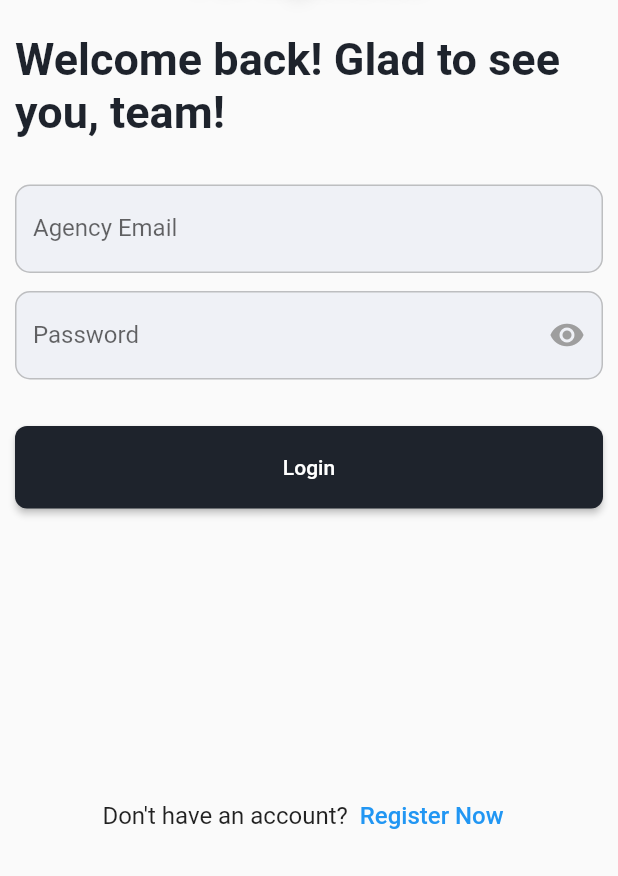
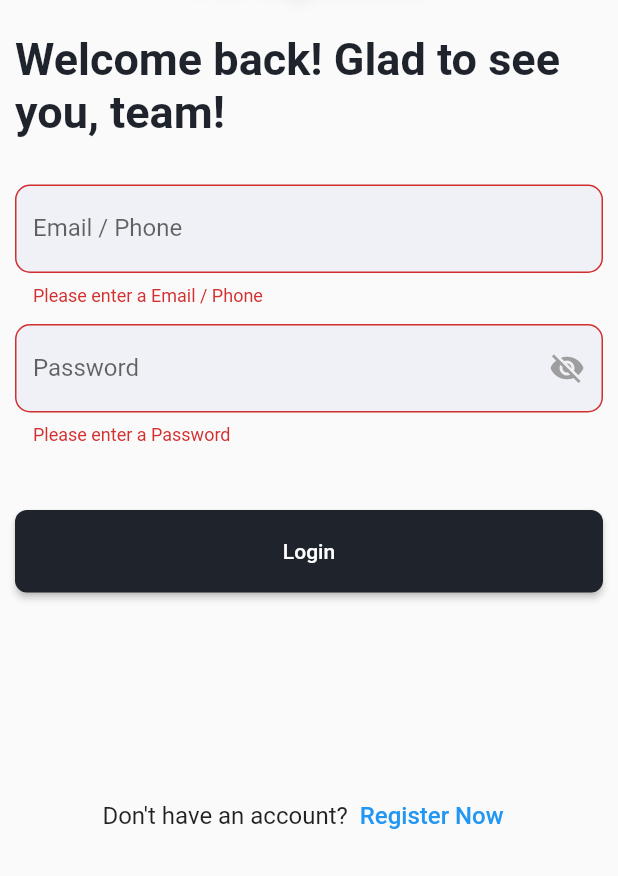
Before and after one commit to life-guardian/Angencies, a Flutter app: the LoginScreen screen opened directly, after a tap on "Login", on a phone screen of 412 x 824 dp, the part 360-1236 px from its top. Run offline on Flutter 3.47's test engine with Material 2 defaults, Android fonts, the phone set to English and light mode, and no system bars; our stand-ins replace google_fonts, shared_preferences; accounts and stored records are empty.

Commit message:
added login and register api successfully

```diff
--- a/lib/backend_url/config.dart
+++ b/lib/backend_url/config.dart
@@ -1,2 +1,3 @@
 var url = 'https://lifeguardian.cyclic.app';
 var registerurl = '$url/api/agency/register';
+var loginUrl = '$url/api/agency/login';
--- a/lib/main.dart
+++ b/lib/main.dart
@@ -1,4 +1,5 @@
 import 'package:agencies_app/screens/home_screen.dart';
+import 'package:agencies_app/screens/login_screen.dart';
 import 'package:agencies_app/screens/welcome_screen.dart';
 import 'package:flutter/material.dart';
 
@@ -14,7 +15,7 @@ class MyApp extends StatelessWidget {
     return const MaterialApp(
       debugShowCheckedModeBanner: false,
       title: 'Angencies',
-      home: HomeScreen(),
+      home: WelcomeScreen(),
     );
   }
 }
--- a/lib/screens/login_screen.dart
+++ b/lib/screens/login_screen.dart
@@ -1,8 +1,12 @@
-import 'dart:ffi';
+import 'dart:convert';
 
+import 'package:agencies_app/backend_url/config.dart';
+import 'package:agencies_app/screens/home_screen.dart';
 import 'package:agencies_app/screens/register_screen.dart';
 import 'package:agencies_app/widgets/textfield_widget.dart';
 import 'package:flutter/material.dart';
+import 'package:http/http.dart' as http;
+import 'package:shared_preferences/shared_preferences.dart';
 
 class LoginScreen extends StatefulWidget {
   const LoginScreen({super.key});
@@ -12,19 +16,21 @@ class LoginScreen extends StatefulWidget {
 }
 
 class _LoginScreenState extends State<LoginScreen> {
-  var _selectedObscure = true;
+  TextEditingController agencyLoginEmail = TextEditingController();
+  TextEditingController agencyPassword = TextEditingController();
+  final GlobalKey<FormState> _formKey = GlobalKey<FormState>();
 
-  void _obscurePassoword() {
-    setState(() {
-      _selectedObscure = _selectedObscure ? false : true;
-    });
+  late SharedPreferences prefs;
+
+  void _popScreen() {
+    Navigator.of(context).pop();
   }
 
-  @override
-  Widget build(BuildContext context) {
-    TextEditingController agencyLoginEmail = TextEditingController();
-    void _popScreen() {
-      Navigator.of(context).pop();
+  String? _validateTextField(value, String? label) {
+    if (value.isEmpty) {
+      return 'Please enter a $label';
+    }
+    return null;
   }
 
   void _goToRegisterPage() {
@@ -35,6 +41,44 @@ class _LoginScreenState extends State<LoginScreen> {
     );
   }
 
+  void _navigateToHomeScreen() {
+    Navigator.of(context).pushReplacement(
+      MaterialPageRoute(
+        builder: (ctx) => const HomeScreen(),
+      ),
+    );
+  }
+
+  void _submitButton() {
+    if (_formKey.currentState!.validate()) {
+      _loginUser();
+    }
+  }
+
+  void _loginUser() async {
+    var reqBody = {
+      "username": agencyLoginEmail.text,
+      "password": agencyPassword.text,
+    };
+
+    var response = await http.post(
+      Uri.parse(loginUrl),
+      headers: {"Content-Type": "application/json"},
+      body: jsonEncode(reqBody),
+    );
+    // print(response.statusCode);
+    // var jsonResponse = jsonDecode(response.body);
+
+    if (response.statusCode == 200) {
+      _navigateToHomeScreen();
+      print('login successful');
+    } else {
+      print('Something went wrong');
+    }
+  }
+
+  @override
+  Widget build(BuildContext context) {
     return Scaffold(
       resizeToAvoidBottomInset: false,
       appBar: AppBar(
@@ -103,6 +147,8 @@ class _LoginScreenState extends State<LoginScreen> {
                 height: 31,
               ),
               SingleChildScrollView(
+                child: Form(
+                  key: _formKey,
                   child: Column(
                     children: [
                       const Text(
@@ -117,45 +163,24 @@ class _LoginScreenState extends State<LoginScreen> {
                         height: 31,
                       ),
                       TextFieldWidget(
-                      labelText: 'Agency Email',
+                        labelText: 'Email / Phone',
                         controllerText: agencyLoginEmail,
-                      checkValidation: (value) => null,
+                        checkValidation: (value) =>
+                            _validateTextField(value, 'Email / Phone'),
                       ),
                       const SizedBox(
                         height: 12,
                       ),
-                    TextField(
-                      obscureText: _selectedObscure,
-                      decoration: InputDecoration(
-                        suffixIcon: IconButton(
-                          onPressed: _obscurePassoword,
-                          icon: _selectedObscure
-                              ? const Icon(
-                                  Icons.visibility,
-                                  color: Colors.grey,
-                                )
-                              : const Icon(
-                                  Icons.visibility_off,
-                                  color: Colors.grey,
+                      TextFieldWidget(
+                        labelText: 'Password',
+                        controllerText: agencyPassword,
+                        checkValidation: (value) =>
+                            _validateTextField(value, 'Password'),
+                        obsecureIcon: true,
+                        hideText: true,
                       ),
-                        ),
-                        filled: true,
-                        fillColor: const Color.fromARGB(162, 232, 236, 244),
-                        enabledBorder: const OutlineInputBorder(
-                          borderSide: BorderSide(
-                              color: Color.fromARGB(156, 158, 158, 158)),
-                          borderRadius: BorderRadius.all(
-                            Radius.circular(10),
-                          ),
-                        ),
-                        focusedBorder: const OutlineInputBorder(
-                          borderSide: BorderSide(color: Colors.grey),
-                          borderRadius: BorderRadius.all(
-                            Radius.circular(10),
-                          ),
-                        ),
-                        labelText: 'Password',
-                      ),
+                      const SizedBox(
+                        height: 12,
                       ),
                       const SizedBox(
                         height: 31,
@@ -164,7 +189,7 @@ class _LoginScreenState extends State<LoginScreen> {
                         width: double.infinity,
                         height: 55,
                         child: ElevatedButton(
-                        onPressed: () {},
+                          onPressed: _submitButton,
                           style: ElevatedButton.styleFrom(
                             foregroundColor: Colors.white,
                             backgroundColor: const Color(0xff1E232C),
@@ -176,6 +201,7 @@ class _LoginScreenState extends State<LoginScreen> {
                         ),
                       ),
                     ],
+                  ),
                 ),
               ),
               const Spacer(),
--- a/lib/screens/register_screen.dart
+++ b/lib/screens/register_screen.dart
@@ -124,7 +124,7 @@ class RegisterScreen extends StatelessWidget {
       if (_formkey.currentState!.validate()) {
         ScaffoldMessenger.of(context).showSnackBar(
             const SnackBar(content: Text('Register Successfully')));
-        // _registerUser();
+        _registerUser();
       }
     }
 
@@ -224,6 +224,7 @@ class RegisterScreen extends StatelessWidget {
                           controllerText: agencyPassword,
                           checkValidation: (value) =>
                               _validatePassword(value, 'Password'),
+                          hideText: true,
                         ),
                         const SizedBox(
                           height: 21,
@@ -233,6 +234,7 @@ class RegisterScreen extends StatelessWidget {
                           controllerText: agencyConfirmPassword,
                           checkValidation: (value) => _validateConfirmPassword(
                               value, 'Confirm Password'),
+                          hideText: true,
                         ),
                       ],
                     ),
--- a/lib/widgets/event_card.dart
+++ b/lib/widgets/event_card.dart
@@ -19,8 +19,7 @@ class EventCard extends StatelessWidget {
 
   @override
   Widget build(BuildContext context) {
-    return Expanded(
-      child: Container(
+    return Container(
       height: 150,
       width: 150,
       decoration: BoxDecoration(
@@ -59,7 +58,7 @@ class EventCard extends StatelessWidget {
                 text2,
                 style: GoogleFonts.inter().copyWith(
                   fontSize: 12,
-                    color: Color.fromARGB(206, 255, 255, 255),
+                  color: const Color.fromARGB(206, 255, 255, 255),
                 ),
               ),
               const SizedBox(
@@ -77,7 +76,6 @@ class EventCard extends StatelessWidget {
           )
         ],
       ),
-      ),
     );
   }
 }
--- a/lib/widgets/textfield_widget.dart
+++ b/lib/widgets/textfield_widget.dart
@@ -1,24 +1,59 @@
 import 'package:flutter/material.dart';
 
-class TextFieldWidget extends StatelessWidget {
+class TextFieldWidget extends StatefulWidget {
   const TextFieldWidget({
     super.key,
     required this.labelText,
+    this.hideText = false,
+    this.obsecureIcon = false,
     required this.controllerText,
     required this.checkValidation,
   });
 
   final String labelText;
+  final bool obsecureIcon;
+  final bool hideText;
   final String? Function(String?) checkValidation;
   final TextEditingController controllerText;
 
   @override
+  State<TextFieldWidget> createState() =>
+      // ignore: no_logic_in_create_state
+      _TextFieldWidgetState(selectedObscure: hideText);
+}
+
+class _TextFieldWidgetState extends State<TextFieldWidget> {
+  _TextFieldWidgetState({required this.selectedObscure});
+  bool selectedObscure;
+
+  void _obscuretxt() {
+    setState(() {
+      selectedObscure = selectedObscure ? false : true;
+    });
+  }
+
+  @override
   Widget build(BuildContext context) {
     return TextFormField(
-      controller: controllerText,
+      obscureText: selectedObscure,
+      controller: widget.controllerText,
       autovalidateMode: AutovalidateMode.onUserInteraction,
-      validator: (value) => checkValidation(value),
+      validator: (value) => widget.checkValidation(value),
       decoration: InputDecoration(
+        suffixIcon: widget.obsecureIcon
+            ? IconButton(
+                onPressed: _obscuretxt,
+                icon: selectedObscure
+                    ? const Icon(
+                        Icons.visibility_off,
+                        color: Colors.grey,
+                      )
+                    : const Icon(
+                        Icons.visibility,
+                        color: Colors.grey,
+                      ),
+              )
+            : null,
         filled: true,
         fillColor: const Color.fromARGB(162, 232, 236, 244),
         border: OutlineInputBorder(
@@ -36,7 +71,7 @@ class TextFieldWidget extends StatelessWidget {
             Radius.circular(10),
           ),
         ),
-        labelText: labelText,
+        labelText: widget.labelText,
       ),
     );
   }
--- a/pubspec.yaml
+++ b/pubspec.yaml
@@ -37,6 +37,8 @@ dependencies:
   cupertino_icons: ^1.0.2
   google_fonts: ^6.1.0
   http: ^1.1.0
+  shared_preferences:
+  jwt_decoder:
 
 dev_dependencies:
   flutter_test:
```
Also changed, not shown: lib/screens/home_screen.dart (+15 -3 lines), pubspec.lock, 1 other file. Lines whose indentation alone changed are shown as unchanged.
